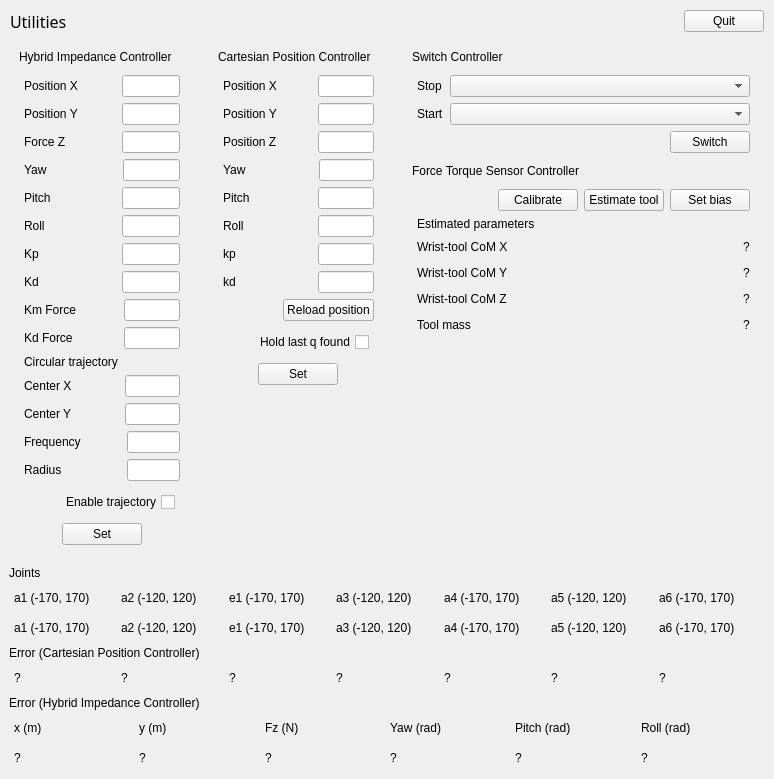
Qt form ui/main_window.ui (xEnVrE/controller_switcher) before a commit.
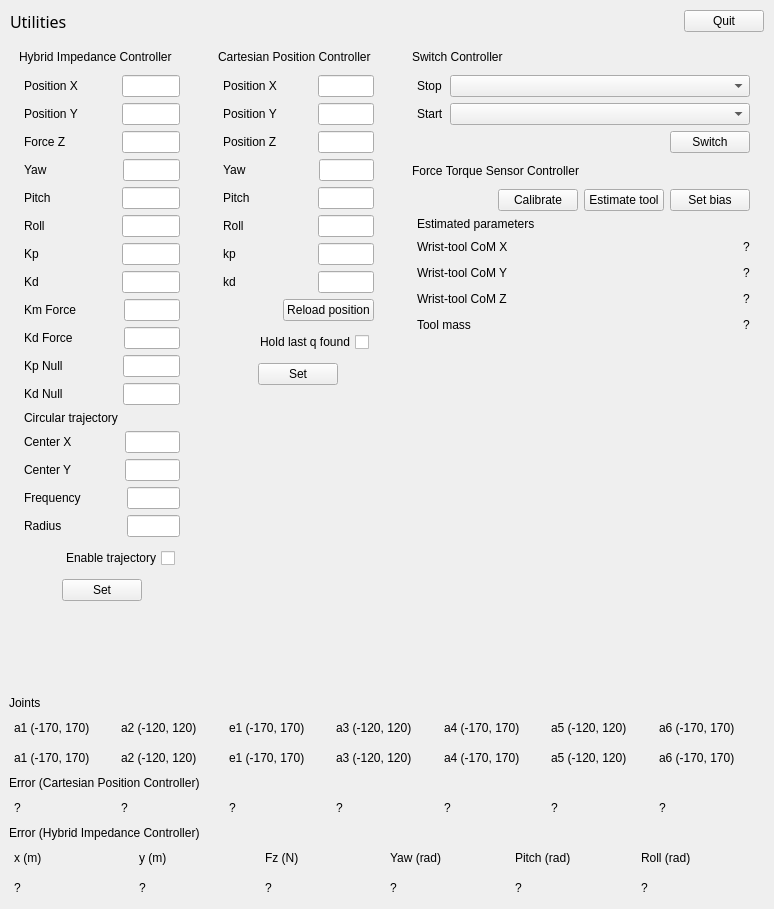
The same form after that commit. Icons and pictures are not drawn.

Commit message: -implement gains for internal motion controller of cartesian inverse controller -add internal motion gains text edit in UI -create a seperate function that get the current commands of the hybrid impedance controller -modify set_command and get_current_cmd template functions so that CartesianInverseCommand is also handled

What changed in the file:
```diff
--- a/ui/main_window.ui
+++ b/ui/main_window.ui
@@ -7,13 +7,13 @@
     <x>0</x>
     <y>0</y>
     <width>774</width>
-    <height>764</height>
+    <height>909</height>
    </rect>
   </property>
   <property name="maximumSize">
    <size>
     <width>774</width>
-    <height>764</height>
+    <height>909</height>
    </size>
   </property>
   <property name="windowTitle">
@@ -519,6 +519,80 @@
               </item>
              </layout>
             </item>
+            <item>
+             <layout class="QHBoxLayout" name="horizontalLayout_45">
+              <item>
+               <widget class="QLabel" name="label_28">
+                <property name="text">
+                 <string>Kp Null     </string>
+                </property>
+               </widget>
+              </item>
+              <item>
+               <spacer name="horizontalSpacer_29">
+                <property name="orientation">
+                 <enum>Qt::Horizontal</enum>
+                </property>
+                <property name="sizeHint" stdset="0">
+                 <size>
+                  <width>40</width>
+                  <height>20</height>
+                 </size>
+                </property>
+               </spacer>
+              </item>
+              <item>
+               <widget class="QLineEdit" name="textKp_null_hybrid">
+                <property name="enabled">
+                 <bool>true</bool>
+                </property>
+                <property name="maximumSize">
+                 <size>
+                  <width>60</width>
+                  <height>30</height>
+                 </size>
+                </property>
+               </widget>
+              </item>
+             </layout>
+            </item>
+            <item>
+             <layout class="QHBoxLayout" name="horizontalLayout_43">
+              <item>
+               <widget class="QLabel" name="label_37">
+                <property name="text">
+                 <string>Kd Null     </string>
+                </property>
+               </widget>
+              </item>
+              <item>
+               <spacer name="horizontalSpacer_41">
+                <property name="orientation">
+                 <enum>Qt::Horizontal</enum>
+                </property>
+                <property name="sizeHint" stdset="0">
+                 <size>
+                  <width>40</width>
+                  <height>20</height>
+                 </size>
+                </property>
+               </spacer>
+              </item>
+              <item>
+               <widget class="QLineEdit" name="textKd_null_hybrid">
+                <property name="enabled">
+                 <bool>true</bool>
+                </property>
+                <property name="maximumSize">
+                 <size>
+                  <width>60</width>
+                  <height>30</height>
+                 </size>
+                </property>
+               </widget>
+              </item>
+             </layout>
+            </item>
             <item>
              <widget class="QLabel" name="label_33">
               <property name="text">
```
The commit also changes 3 other files.
